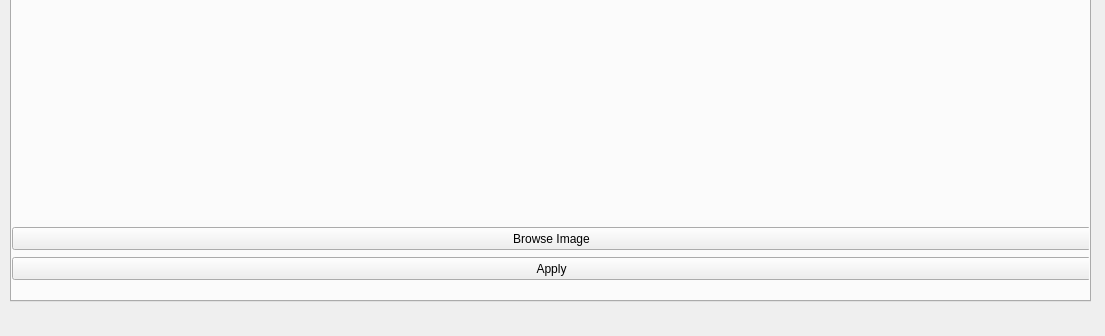
Qt form GUI_2.ui (duytq99/image-processing-application) before a commit; both pictures show x 0 to 1105 and y 470 to 806 of the 1105 by 806 pixel window.
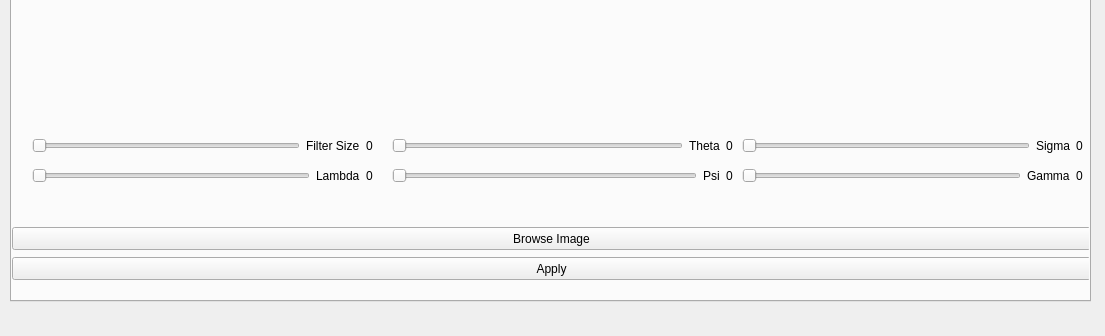
The same form after that commit. Icons and pictures are not drawn.

What changed in the file:
```diff
--- a/GUI_2.ui
+++ b/GUI_2.ui
@@ -570,6 +570,234 @@
           <string>Browse Image</string>
          </property>
         </widget>
+        <widget class="QWidget" name="layoutWidget_2">
+         <property name="geometry">
+          <rect>
+           <x>20</x>
+           <y>500</y>
+           <width>341</width>
+           <height>17</height>
+          </rect>
+         </property>
+         <layout class="QHBoxLayout" name="horizontalLayout_2">
+          <item>
+           <widget class="QSlider" name="gabLambda">
+            <property name="minimum">
+             <number>1</number>
+            </property>
+            <property name="orientation">
+             <enum>Qt::Horizontal</enum>
+            </property>
+           </widget>
+          </item>
+          <item>
+           <widget class="QLabel" name="label_13">
+            <property name="text">
+             <string>Lambda</string>
+            </property>
+           </widget>
+          </item>
+          <item>
+           <widget class="QLabel" name="gabLambdaValue">
+            <property name="text">
+             <string>0</string>
+            </property>
+           </widget>
+          </item>
+         </layout>
+        </widget>
+        <widget class="QWidget" name="layoutWidget_3">
+         <property name="geometry">
+          <rect>
+           <x>380</x>
+           <y>470</y>
+           <width>341</width>
+           <height>17</height>
+          </rect>
+         </property>
+         <layout class="QHBoxLayout" name="horizontalLayout_3">
+          <item>
+           <widget class="QSlider" name="gabTheta">
+            <property name="minimum">
+             <number>1</number>
+            </property>
+            <property name="maximum">
+             <number>180</number>
+            </property>
+            <property name="orientation">
+             <enum>Qt::Horizontal</enum>
+            </property>
+           </widget>
+          </item>
+          <item>
+           <widget class="QLabel" name="label_15">
+            <property name="text">
+             <string>Theta</string>
+            </property>
+           </widget>
+          </item>
+          <item>
+           <widget class="QLabel" name="gabThetaValue">
+            <property name="text">
+             <string>0</string>
+            </property>
+           </widget>
+          </item>
+         </layout>
+        </widget>
+        <widget class="QWidget" name="layoutWidget_4">
+         <property name="geometry">
+          <rect>
+           <x>380</x>
+           <y>500</y>
+           <width>341</width>
+           <height>17</height>
+          </rect>
+         </property>
+         <layout class="QHBoxLayout" name="horizontalLayout_4">
+          <item>
+           <widget class="QSlider" name="gabPsi">
+            <property name="minimum">
+             <number>1</number>
+            </property>
+            <property name="maximum">
+             <number>180</number>
+            </property>
+            <property name="orientation">
+             <enum>Qt::Horizontal</enum>
+            </property>
+           </widget>
+          </item>
+          <item>
+           <widget class="QLabel" name="label_17">
+            <property name="text">
+             <string>Psi</string>
+            </property>
+           </widget>
+          </item>
+          <item>
+           <widget class="QLabel" name="gabPsiValue">
+            <property name="text">
+             <string>0</string>
+            </property>
+           </widget>
+          </item>
+         </layout>
+        </widget>
+        <widget class="QWidget" name="layoutWidget_5">
+         <property name="geometry">
+          <rect>
+           <x>730</x>
+           <y>470</y>
+           <width>341</width>
+           <height>17</height>
+          </rect>
+         </property>
+         <layout class="QHBoxLayout" name="horizontalLayout_5">
+          <item>
+           <widget class="QSlider" name="gabSigma">
+            <property name="minimum">
+             <number>1</number>
+            </property>
+            <property name="maximum">
+             <number>10</number>
+            </property>
+            <property name="orientation">
+             <enum>Qt::Horizontal</enum>
+            </property>
+           </widget>
+          </item>
+          <item>
+           <widget class="QLabel" name="label_19">
+            <property name="text">
+             <string>Sigma</string>
+            </property>
+           </widget>
+          </item>
+          <item>
+           <widget class="QLabel" name="gabSigmaValue">
+            <property name="text">
+             <string>0</string>
+            </property>
+           </widget>
+          </item>
+         </layout>
+        </widget>
+        <widget class="QWidget" name="layoutWidget_6">
+         <property name="geometry">
+          <rect>
+           <x>730</x>
+           <y>500</y>
+           <width>341</width>
+           <height>17</height>
+          </rect>
+         </property>
+         <layout class="QHBoxLayout" name="horizontalLayout_6">
+          <item>
+           <widget class="QSlider" name="gabGamma">
+            <property name="minimum">
+             <number>1</number>
+            </property>
+            <property name="maximum">
+             <number>100</number>
+            </property>
+            <property name="orientation">
+             <enum>Qt::Horizontal</enum>
+            </property>
+           </widget>
+          </item>
+          <item>
+           <widget class="QLabel" name="label_21">
+            <property name="text">
+             <string>Gamma</string>
+            </property>
+           </widget>
+          </item>
+          <item>
+           <widget class="QLabel" name="gabGammaValue">
+            <property name="text">
+             <string>0</string>
+            </property>
+           </widget>
+          </item>
+         </layout>
+        </widget>
+        <widget class="QWidget" name="layoutWidget">
+         <property name="geometry">
+          <rect>
+           <x>20</x>
+           <y>470</y>
+           <width>341</width>
+           <height>17</height>
+          </rect>
+         </property>
+         <layout class="QHBoxLayout" name="horizontalLayout">
+          <item>
+           <widget class="QSlider" name="gabSize">
+            <property name="maximum">
+             <number>50</number>
+            </property>
+            <property name="orientation">
+             <enum>Qt::Horizontal</enum>
+            </property>
+           </widget>
+          </item>
+          <item>
+           <widget class="QLabel" name="label_11">
+            <property name="text">
+             <string>Filter Size</string>
+            </property>
+           </widget>
+          </item>
+          <item>
+           <widget class="QLabel" name="gabSizeValue">
+            <property name="text">
+             <string>0</string>
+            </property>
+           </widget>
+          </item>
+         </layout>
+        </widget>
        </widget>
       </widget>
      </item>
```
Left out of the diff: 176 changed lines with no effect on the pictures.
